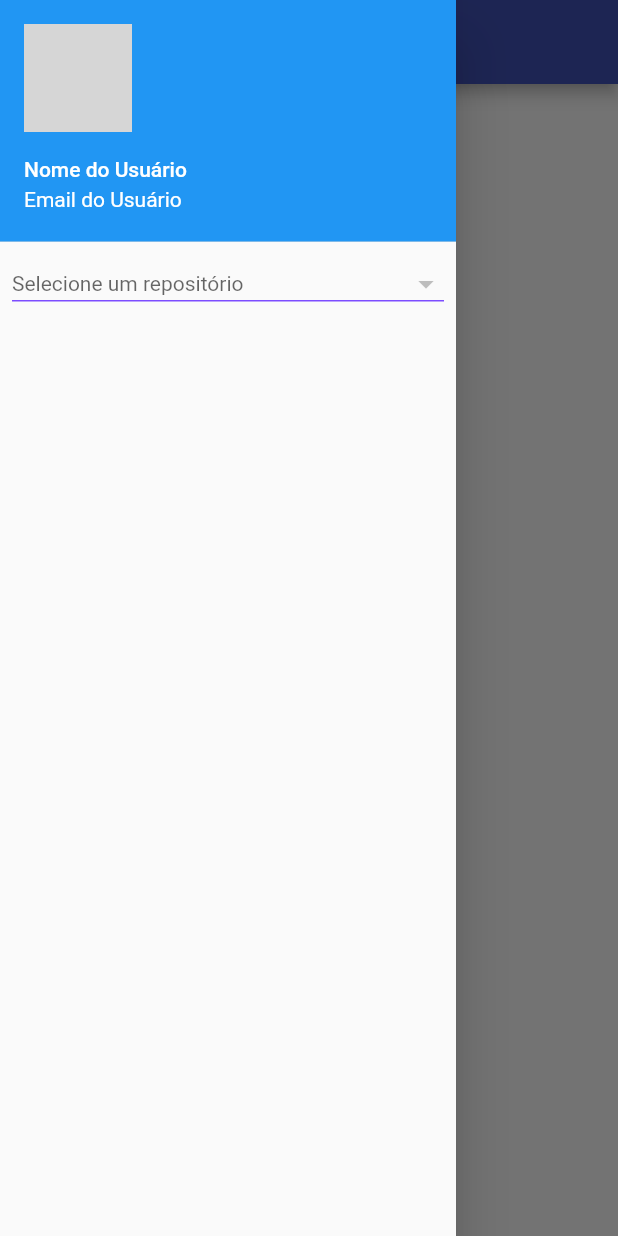
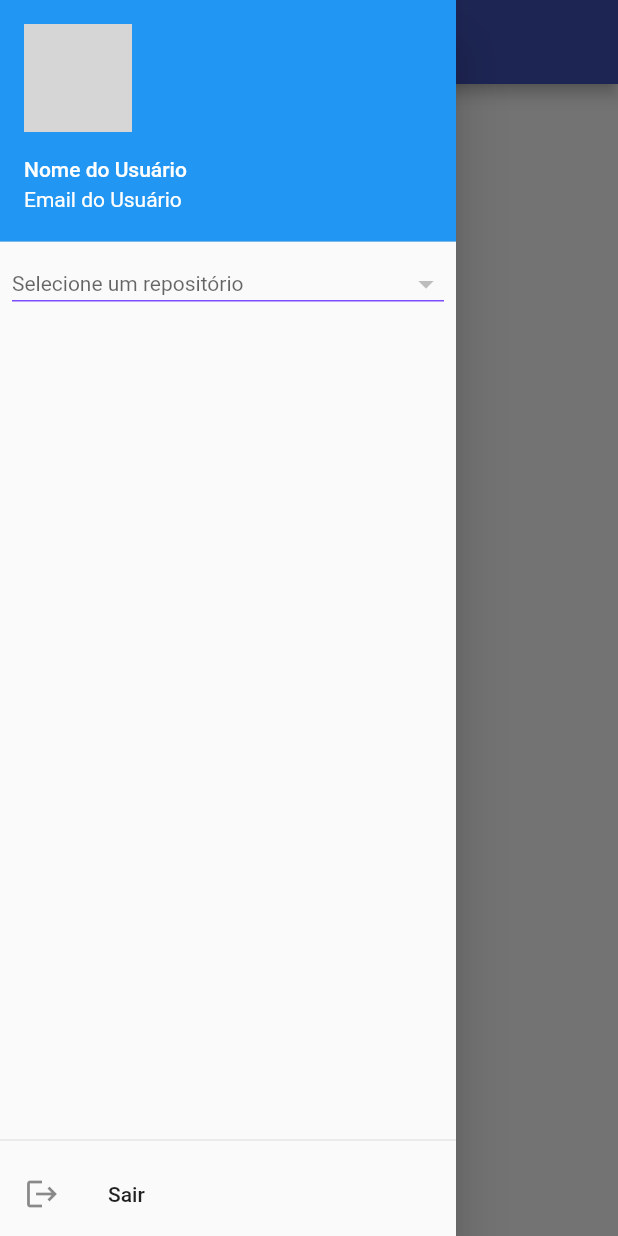
Before and after one commit to wdvictor/Git-Breakdown-mobile, a Flutter app: the HomePage screen opened by its route, with the side drawer open, on a phone screen of 412 x 824 dp. Run offline on Flutter 3.47's test engine with Material 2 defaults, Android fonts, the phone set to English and light mode, and no system bars; our stand-ins replace firebase_auth, firebase_core, fl_chart, url_launcher_web; missing offline and left inert: firebase_auth_web, firebase_core_web, github_auth; accounts and stored records are empty; generated files the repository leaves out were written again; network calls fail; grey boxes are pictures that could not be loaded.

Commit message:
feat(#10): Implementing signout

```diff
--- a/lib/ui/homePage.dart
+++ b/lib/ui/homePage.dart
@@ -1,9 +1,11 @@
 import 'dart:convert';
+import 'package:firebase_auth/firebase_auth.dart';
 import 'package:flutter/material.dart';
 import 'package:gbdmobile/Models/user.dart';
 import 'package:gbdmobile/bloc/LoggedUser.dart';
 import 'package:gbdmobile/bloc/auth.bloc.dart';
 import 'package:gbdmobile/bloc/reposRequest.bloc.dart';
+import 'package:gbdmobile/routeGenerator.dart';
 
 class HomePage extends StatefulWidget {
   @override
@@ -41,6 +43,13 @@ class _HomePageState extends State<HomePage> {
     });
   }
 
+  _signOut() async{
+    FirebaseAuth auth = FirebaseAuth.instance;
+    await auth.signOut();
+
+    Navigator.pushReplacementNamed(context, RouteGenerator.LOGIN_ROUTE);
+  }
+
   @override
   void initState() {
     super.initState();
@@ -53,9 +62,13 @@ class _HomePageState extends State<HomePage> {
 
     return Scaffold(
       appBar: AppBar(
-        title: Text("Git BreakDown"),
+        title: _selectedRepository == null?
+          Text("Git BreakDown") : Text(_selectedRepository),
       ),
       drawer: Drawer(
+        child: Column(
+          children: [
+            Expanded(
                 child: ListView(
                   padding: EdgeInsets.zero,
                   children: [
@@ -97,6 +110,26 @@ class _HomePageState extends State<HomePage> {
                           );
                         }).toList(),
                       ),
+                    ),
+                  ],
+                ),
+            ),
+            Container(
+              child: Align(
+                alignment: FractionalOffset.bottomCenter,
+                child: Container(
+                  child: Column(
+                    children: <Widget>[
+                      Divider(),
+                      ListTile(
+                        leading: Icon(Icons.logout),
+                        title: Text('Sair'),
+                        onTap: _signOut,
+                      ),
+                    ],
+                  )
+                )
+              )
             )
           ],
         ),
```
Lines whose indentation alone changed are shown as unchanged.
